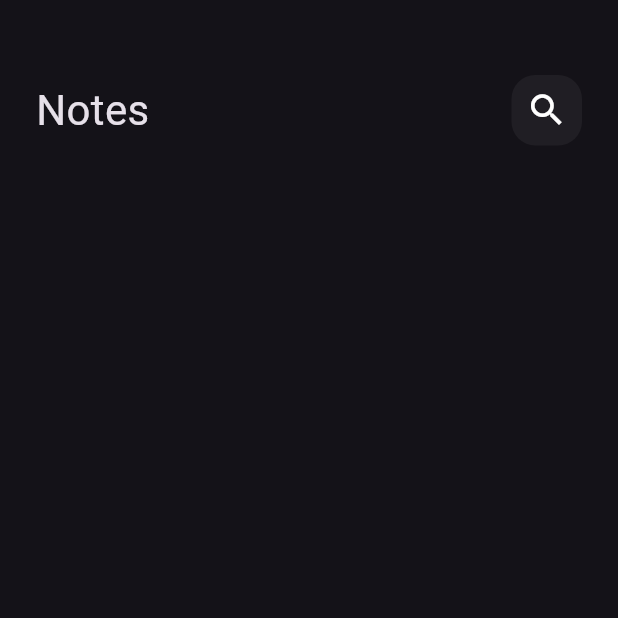
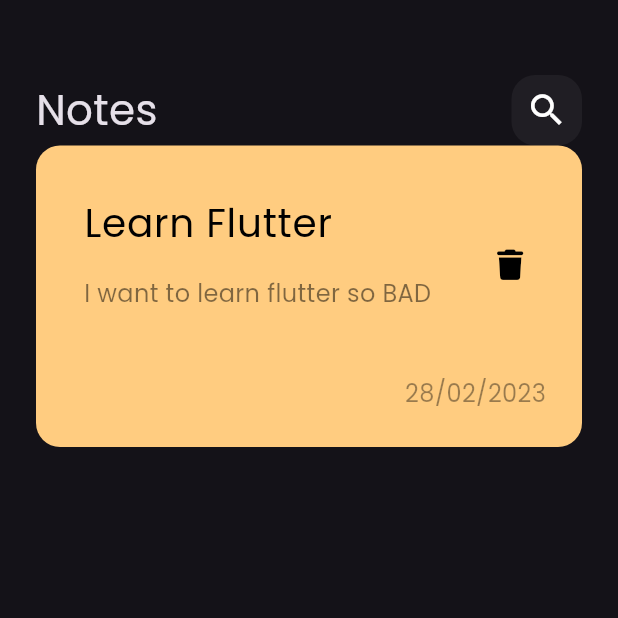
Before and after one commit to SamiDev016/notes_app, a Flutter app: the screen it shows after launch, on a phone screen of 412 x 824 dp, the top half of it. Run offline on Flutter 3.47's test engine with Material 3 defaults, Android fonts, the phone set to English and light mode, and no system bars; our stand-ins replace font_awesome_flutter.

Commit message:
note_list_item

```diff
--- a/lib/main.dart
+++ b/lib/main.dart
@@ -12,9 +12,8 @@ class NoteApp extends StatelessWidget {
   @override
   Widget build(BuildContext context) {
     return MaterialApp(
-      theme: ThemeData.dark(),
-      debugShowCheckedModeBanner: false,
-      home: const NoteView()
-    );
+        theme: ThemeData(brightness: Brightness.dark, fontFamily: 'Poppins'),
+        debugShowCheckedModeBanner: false,
+        home: const NoteView());
   }
 }
--- a/lib/views/Note_view.dart
+++ b/lib/views/Note_view.dart
@@ -2,10 +2,10 @@ import 'package:flutter/material.dart';
 import 'package:noteapp/views/widgets/noteviewbody.dart';
 
 class NoteView extends StatelessWidget {
-const NoteView({ super.key });
+  const NoteView({super.key});
 
   @override
-  Widget build(BuildContext context){
+  Widget build(BuildContext context) {
     return const Scaffold(
       body: NoteViewBody(),
     );
--- /dev/null
+++ b/lib/views/widgets/Custom_note_item.dart
@@ -0,0 +1,53 @@
+import 'package:flutter/material.dart';
+import 'package:font_awesome_flutter/font_awesome_flutter.dart';
+
+class NoteList extends StatelessWidget {
+  const NoteList({super.key});
+
+  @override
+  Widget build(BuildContext context) {
+    return Container(
+      padding: const EdgeInsets.only(top: 24, bottom: 24, left: 16),
+      decoration: BoxDecoration(
+          color: const Color(0xffFFCC80),
+          borderRadius: BorderRadius.circular(16)),
+      child: Column(
+        crossAxisAlignment: CrossAxisAlignment.end,
+        children: [
+          ListTile(
+            title: const Text(
+              "Learn Flutter",
+              style: TextStyle(color: Colors.black, fontSize: 26),
+            ),
+            subtitle: Padding(
+              padding: const EdgeInsets.only(top: 16, bottom: 16),
+              child: Text(
+                "I want to learn flutter so BAD ",
+                style: TextStyle(
+                    color: Colors.black.withOpacity(.5), fontSize: 16),
+              ),
+            ),
+            trailing: const IconButton(
+                onPressed: null,
+                icon: Icon(
+                  FontAwesomeIcons.trash,
+                  color: Colors.black,
+                  size: 20,
+                )),
+          ),
+          const SizedBox(
+            height: 20,
+          ),
+          Padding(
+            padding: const EdgeInsets.only(right: 24),
+            child: Text(
+              "28/02/2023",
+              style:
+                  TextStyle(color: Colors.black.withOpacity(.4), fontSize: 16),
+            ),
+          )
+        ],
+      ),
+    );
+  }
+}
--- a/lib/views/widgets/noteviewbody.dart
+++ b/lib/views/widgets/noteviewbody.dart
@@ -1,20 +1,22 @@
-
 import 'package:flutter/material.dart';
+import 'package:font_awesome_flutter/font_awesome_flutter.dart';
 import 'package:noteapp/views/widgets/Costum_App_Bar.dart';
+import 'package:noteapp/views/widgets/Custom_note_item.dart';
 
 class NoteViewBody extends StatelessWidget {
-const NoteViewBody({ super.key });
+  const NoteViewBody({super.key});
 
   @override
-  Widget build(BuildContext context){
+  Widget build(BuildContext context) {
     return const Padding(
       padding: EdgeInsets.symmetric(horizontal: 24),
       child: Column(
         children: [
-
-          SizedBox(height: 50,),
+          SizedBox(
+            height: 50,
+          ),
           CostumAppBar(),
-
+          NoteList()
         ],
       ),
     );
```
Also changed, not shown: lib/views/widgets/Costum_App_Bar.dart (+6 -4 lines), pubspec.yaml (+7 -11 lines), assets/fonts/Poppins-Regular.ttf (added), pubspec.lock.
